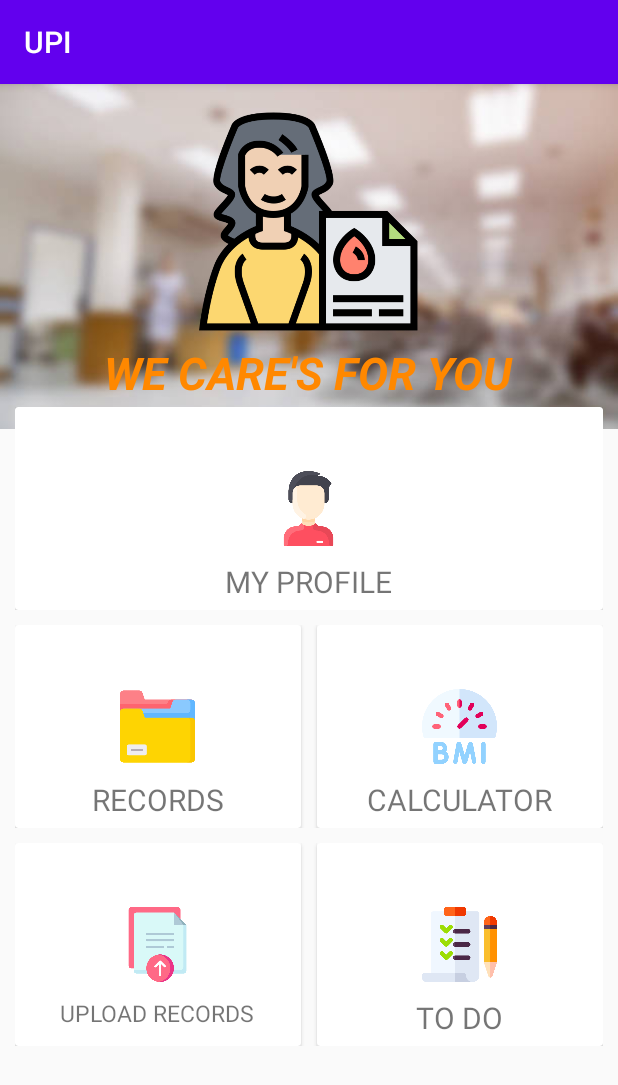
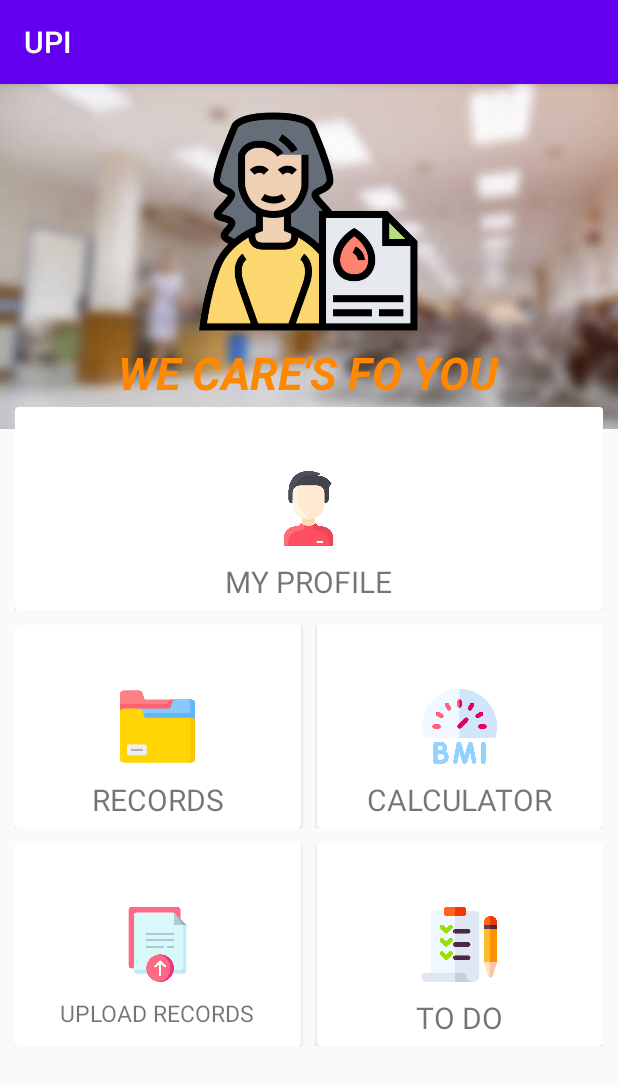
Before and after one commit to Mini-Project-GLAU-2020-21/Patient-s_Unique_Identification, an Android app: the Dash screen opened directly, with no data from a screen before it, on a phone screen of 412 x 824 dp. Shown: the top 1085 px of the screen. Run offline under Robolectric (Android 15) with nearby library versions, the phone set to English and light mode, and no system bars; Roboto replaces fonts that are not available here.

Commit message:
Initial Commit

```diff
--- a/app/src/main/res/layout/activity_dash.xml
+++ b/app/src/main/res/layout/activity_dash.xml
@@ -41,7 +41,7 @@
                         android:layout_height="wrap_content"
                         android:layout_marginTop="5dp"
                         android:fontFamily="@font/aclonica"
-                        android:text="WE CARE'S FOR YOU"
+                        android:text="WE CARE'S FO YOU"
                         android:textAllCaps="true"
                         android:textColor="@android:color/holo_orange_dark"
                         android:textSize="30sp"
```
